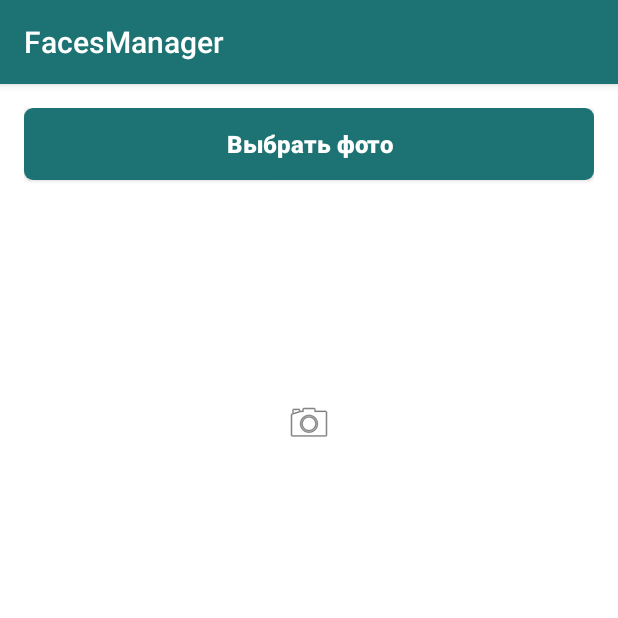
After one commit to GrigorevaElena/faces_manager, an Android app: the LoadFaceActivity screen opened directly, with no data from a screen before it, on a phone screen of 412 x 824 dp, the top half of it. The commit adds this screen. Run offline under Robolectric (Android 15) with nearby library versions, the phone set to English and light mode, and no system bars.

Commit message:
load image from galery

```diff
--- a/app/src/main/AndroidManifest.xml
+++ b/app/src/main/AndroidManifest.xml
@@ -24,7 +24,9 @@
             </intent-filter>
         </activity>
 
-        <activity android:name=".NewFaceActivity"/>
+        <activity android:name=".DetectFaceActivity"/>
+
+        <activity android:name=".LoadFaceActivity"/>
 
         <meta-data
             android:name="com.google.android.gms.vision.DEPENDENCIES"
--- a/app/src/main/java/grigoreva/facesmanager/NewFaceActivity.java
+++ b/app/src/main/java/grigoreva/facesmanager/DetectFaceActivity.java
@@ -29,7 +29,7 @@ import java.util.List;
 /**
  * Created by админ2 on 04.05.2017.
  */
-public class NewFaceActivity extends AppCompatActivity {
+public class DetectFaceActivity extends AppCompatActivity {
     private ImageView mImageView;
     private SwipeRefreshLayout mSwipeRefreshLayout;
 
--- a/app/src/main/java/grigoreva/facesmanager/FaceListActivity.java
+++ b/app/src/main/java/grigoreva/facesmanager/FaceListActivity.java
@@ -24,5 +24,8 @@ public class FaceListActivity extends AppCompatActivity {
             mFragment = (FaceListFragment) getSupportFragmentManager()
                     .findFragmentByTag(FaceListFragment.class.getCanonicalName());
         }
+        if (getSupportActionBar() != null) {
+            getSupportActionBar().setTitle("Ваши контакты");
+        }
     }
 }
--- /dev/null
+++ b/app/src/main/java/grigoreva/facesmanager/LoadFaceActivity.java
@@ -0,0 +1,62 @@
+package grigoreva.facesmanager;
+
+import android.content.Intent;
+import android.graphics.Bitmap;
+import android.graphics.BitmapFactory;
+import android.net.Uri;
+import android.os.Bundle;
+import android.provider.MediaStore;
+import android.support.v7.app.AppCompatActivity;
+import android.view.View;
+import android.widget.Button;
+import android.widget.ImageView;
+
+import java.io.FileNotFoundException;
+import java.io.IOException;
+
+/**
+ * Created by Лена on 27.05.2017.
+ */
+public class LoadFaceActivity extends AppCompatActivity {
+    private static final int IMAGE_WIDTH = 200;
+    private static final int IMAGE_HEIGHT = 200;
+    private static final int REQUEST = 1;
+    private ImageView mImageView;
+
+    @Override
+    public void onCreate(Bundle savedInstanceState) {
+        super.onCreate(savedInstanceState);
+        setContentView(R.layout.activity_load_photo);
+        Button button = (Button) findViewById(R.id.select_photo_btn);
+        assert button != null;
+        button.setOnClickListener(new View.OnClickListener() {
+            @Override
+            public void onClick(View v) {
+                //открыть галерею
+                Intent i = new Intent(Intent.ACTION_PICK);
+                i.setType("image/*");
+                startActivityForResult(i, REQUEST);
+            }
+        });
+        mImageView = (ImageView) findViewById(R.id.loaded_photo_view);
+    }
+
+
+    @Override
+    protected void onActivityResult(int requestCode, int resultCode, Intent data) {
+        Bitmap img = null;
+        if (requestCode == REQUEST && resultCode == RESULT_OK) {
+            Uri selectedImage = data.getData();
+            try {
+                img = MediaStore.Images.Media.getBitmap(getContentResolver(), selectedImage);
+            } catch (FileNotFoundException e) {
+                e.printStackTrace();
+            } catch (IOException e) {
+                e.printStackTrace();
+            }
+            mImageView.setImageBitmap(img);
+        }
+        super.onActivityResult(requestCode, resultCode, data);
+    }
+
+}
--- /dev/null
+++ b/app/src/main/res/drawable/base_btn_bg.xml
@@ -0,0 +1,15 @@
+<?xml version="1.0" encoding="utf-8"?>
+<selector xmlns:android="http://schemas.android.com/apk/res/android">
+    <item android:state_pressed="true">
+        <shape>
+            <corners android:radius="6dp" />
+            <solid android:color="@color/colorSecondaryNormal" />
+        </shape>
+    </item>
+    <item>
+        <shape>
+            <corners android:radius="6dp" />
+            <solid android:color="@color/colorPrimary" />
+        </shape>
+    </item>
+</selector>
--- /dev/null
+++ b/app/src/main/res/layout/activity_load_photo.xml
@@ -0,0 +1,28 @@
+<?xml version="1.0" encoding="utf-8"?>
+<ScrollView xmlns:android="http://schemas.android.com/apk/res/android"
+    xmlns:fb="http://schemas.android.com/tools"
+    android:layout_width="match_parent"
+    android:layout_height="match_parent"
+    android:background="@android:color/white">
+
+    <LinearLayout
+        style="@style/FMBaseStyle"
+        android:orientation="vertical">
+
+        <Button
+            android:id="@+id/select_photo_btn"
+            style="@style/FMButtonStyle"
+            android:text="Выбрать фото" />
+
+        <ImageView
+            android:id="@+id/loaded_photo_view"
+            android:layout_width="wrap_content"
+            android:layout_height="300dp"
+            android:layout_gravity="center"
+            android:layout_margin="12dp"
+            android:scaleType="fitCenter"
+            android:src="@android:drawable/ic_menu_camera" />
+
+    </LinearLayout>
+
+</ScrollView>
--- a/app/src/main/res/values/colors.xml
+++ b/app/src/main/res/values/colors.xml
@@ -1,6 +1,12 @@
 <?xml version="1.0" encoding="utf-8"?>
 <resources>
-    <color name="colorPrimary">#3F51B5</color>
-    <color name="colorPrimaryDark">#303F9F</color>
-    <color name="colorAccent">#FF4081</color>
+    <color name="colorPrimary">#1D7373</color>
+    <color name="colorPrimaryDark">#006363</color>
+    <color name="colorPrimaryAccent">#009999</color>
+    <color name="colorPrimaryNormal">#33CCCC</color>
+    <color name="colorPrimaryLight">#5CCCCC</color>
+
+    <color name="colorSecondaryAccent">#FF7400</color>
+    <color name="colorSecondaryNormal">#FF9640</color>
+    <color name="colorSecondaryLight">#FFB273</color>
 </resources>
--- a/app/src/main/res/values/styles.xml
+++ b/app/src/main/res/values/styles.xml
@@ -5,7 +5,31 @@
         <!-- Customize your theme here. -->
         <item name="colorPrimary">@color/colorPrimary</item>
         <item name="colorPrimaryDark">@color/colorPrimaryDark</item>
-        <item name="colorAccent">@color/colorAccent</item>
+        <item name="colorAccent">@color/colorPrimaryAccent</item>
+    </style>
+
+    <style name="FMBaseStyle">
+        <item name="android:layout_width">match_parent</item>
+        <item name="android:layout_height">match_parent</item>
+        <item name="android:paddingBottom">@dimen/activity_vertical_margin</item>
+        <item name="android:paddingTop">@dimen/activity_vertical_margin</item>
+        <item name="android:paddingLeft">@dimen/activity_horizontal_margin</item>
+        <item name="android:paddingRight">@dimen/activity_horizontal_margin</item>
+        <item name="android:background">@android:color/white</item>
+    </style>
+
+    <style name="FMButtonStyle">
+        <item name="android:layout_width">match_parent</item>
+        <item name="android:layout_height">wrap_content</item>
+        <item name="android:padding">6dp</item>
+        <item name="android:gravity">center</item>
+        <item name="android:textAllCaps">false</item>
+        <item name="android:background">@drawable/base_btn_bg</item>
+        <item name="android:textColor">@android:color/white</item>
+        <item name="android:textSize">16sp</item>
+        <item name="android:singleLine">true</item>
+        <item name="android:ellipsize">end</item>
+        <item name="android:textStyle">bold</item>
     </style>
 
 </resources>
```
Also changed, not shown: app/src/main/java/grigoreva/facesmanager/MainActivity.java (+18 -7 lines), app/src/main/res/layout/activity_face_list.xml (+1 -11 lines), app/src/main/res/layout/activity_main.xml (+18 -16 lines).
